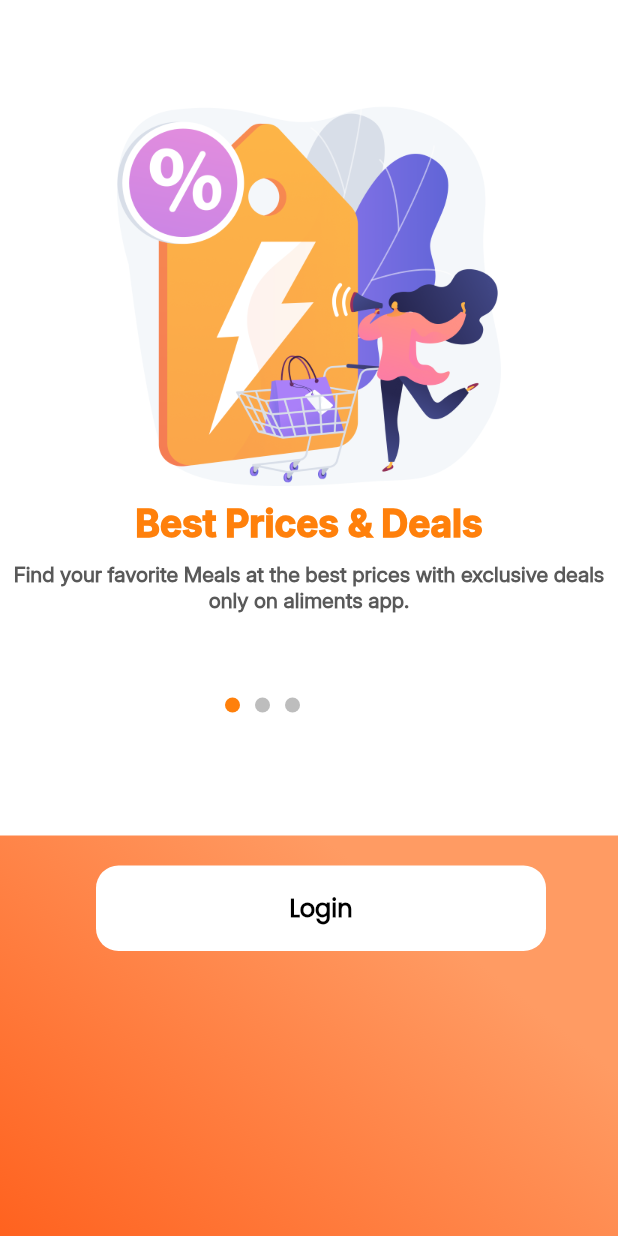
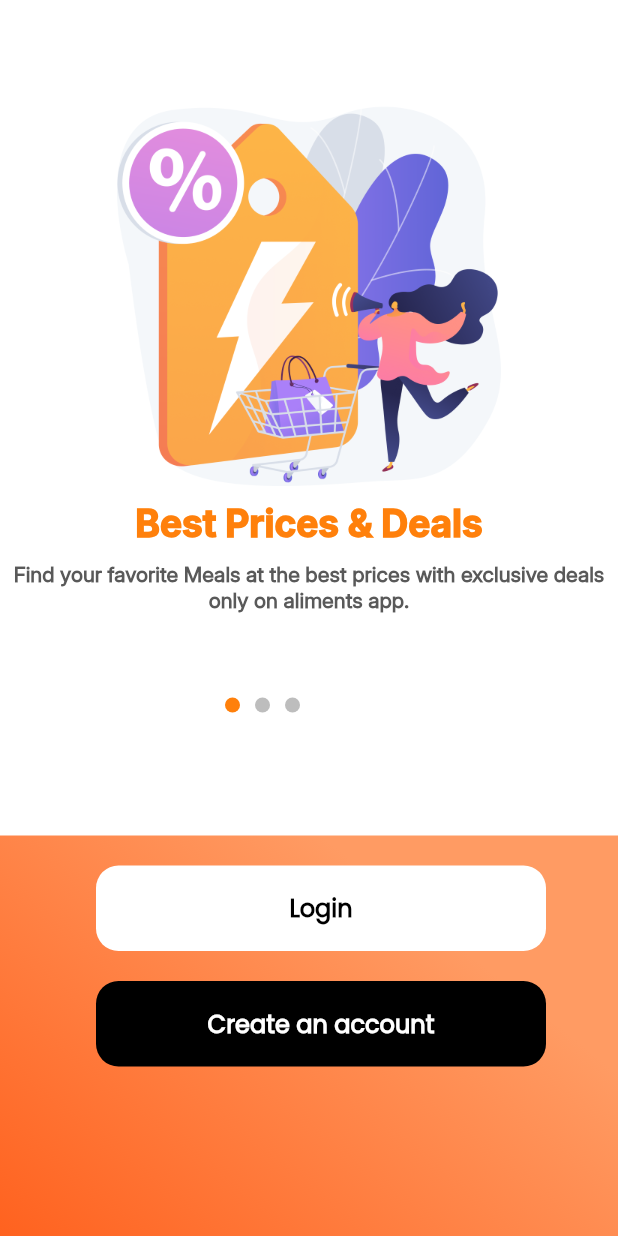
Before and after one commit to Developer-Waqas/Login-SignUp_UI, a Flutter app: the screen it shows after launch, on a phone screen of 412 x 824 dp. Run offline on Flutter 3.47's test engine with Material 3 defaults, Android fonts, the phone set to English and light mode, and no system bars; our stand-ins replace get.

Commit message:
Initial Commit

```diff
--- a/lib/constants/app_style/app_style.dart
+++ b/lib/constants/app_style/app_style.dart
@@ -38,4 +38,11 @@ class AppStyle {
     color: Colors.black,
     decoration: TextDecoration.none,
   );
+
+  static const TextStyle buttonStyle2 = TextStyle(
+    fontSize: 16,
+    fontFamily: 'PoppinsRegular',
+    color: Colors.white,
+    decoration: TextDecoration.none,
+  );
 }
--- a/lib/screens/onboarding_screen/onboarding_screen.dart
+++ b/lib/screens/onboarding_screen/onboarding_screen.dart
@@ -107,6 +107,18 @@ class OnboardingScreen extends StatelessWidget {
                   textStyle: AppStyle.buttonStyle1,
                   borderRadius: BorderRadius.circular(15),
                 ),
+                SizedBox(
+                  height: 20,
+                ),
+                CustomButton(
+                  onPressed: () {},
+                  text: 'Create an account',
+                  height: 57,
+                  width: 300,
+                  color: Colors.black,
+                  textStyle: AppStyle.buttonStyle2,
+                  borderRadius: BorderRadius.circular(15),
+                ),
               ],
             ),
           ),
```
